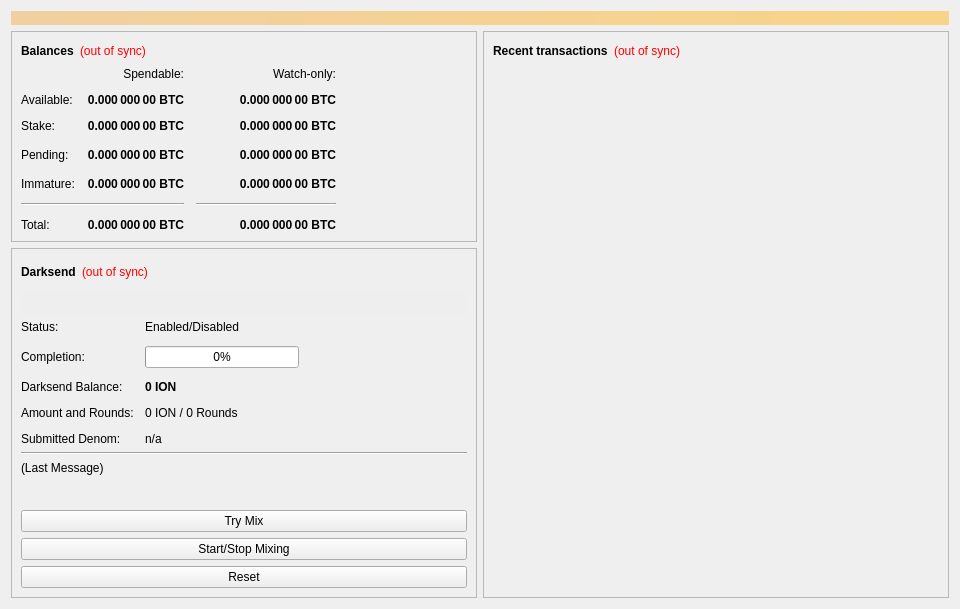
The window that src/qt/forms/overviewpage.ui (ionomy/ion_deprecated2) describes before a commit, drawn with Qt 5.
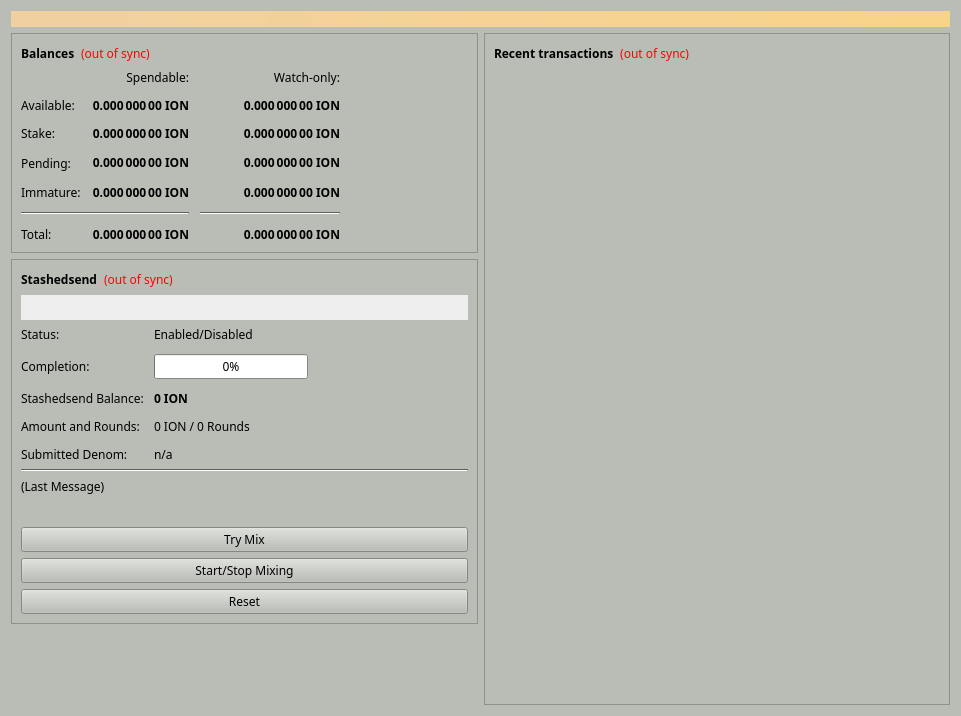
The same window after the commit.

What changed in the file:
```diff
--- a/src/qt/forms/overviewpage.ui
+++ b/src/qt/forms/overviewpage.ui
@@ -6,8 +6,8 @@
    <rect>
     <x>0</x>
     <y>0</y>
-    <width>960</width>
-    <height>594</height>
+    <width>961</width>
+    <height>716</height>
    </rect>
   </property>
   <property name="minimumSize">
@@ -16,6 +16,426 @@
     <height>0</height>
    </size>
   </property>
+  <property name="palette">
+   <palette>
+    <active>
+     <colorrole role="WindowText">
+      <brush brushstyle="SolidPattern">
+       <color alpha="255">
+        <red>0</red>
+        <green>0</green>
+        <blue>0</blue>
+       </color>
+      </brush>
+     </colorrole>
+     <colorrole role="Button">
+      <brush brushstyle="SolidPattern">
+       <color alpha="255">
+        <red>186</red>
+        <green>189</green>
+        <blue>182</blue>
+       </color>
+      </brush>
+     </colorrole>
+     <colorrole role="Light">
+      <brush brushstyle="SolidPattern">
+       <color alpha="255">
+        <red>255</red>
+        <green>255</green>
+        <blue>255</blue>
+       </color>
+      </brush>
+     </colorrole>
+     <colorrole role="Midlight">
+      <brush brushstyle="SolidPattern">
+       <color alpha="255">
+        <red>220</red>
+        <green>222</green>
+        <blue>218</blue>
+       </color>
+      </brush>
+     </colorrole>
+     <colorrole role="Dark">
+      <brush brushstyle="SolidPattern">
+       <color alpha="255">
+        <red>93</red>
+        <green>94</green>
+        <blue>91</blue>
+       </color>
+      </brush>
+     </colorrole>
+     <colorrole role="Mid">
+      <brush brushstyle="SolidPattern">
+       <color alpha="255">
+        <red>124</red>
+        <green>126</green>
+        <blue>121</blue>
+       </color>
+      </brush>
+     </colorrole>
+     <colorrole role="Text">
+      <brush brushstyle="SolidPattern">
+       <color alpha="255">
+        <red>0</red>
+        <green>0</green>
+        <blue>0</blue>
+       </color>
+      </brush>
+     </colorrole>
+     <colorrole role="BrightText">
+      <brush brushstyle="SolidPattern">
+       <color alpha="255">
+        <red>255</red>
+        <green>255</green>
+        <blue>255</blue>
+       </color>
+      </brush>
+     </colorrole>
+     <colorrole role="ButtonText">
+      <brush brushstyle="SolidPattern">
+       <color alpha="255">
+        <red>0</red>
+        <green>0</green>
+        <blue>0</blue>
+       </color>
+      </brush>
+     </colorrole>
+     <colorrole role="Base">
+      <brush brushstyle="SolidPattern">
+       <color alpha="255">
+        <red>255</red>
+        <green>255</green>
+        <blue>255</blue>
+       </color>
+      </brush>
+     </colorrole>
+     <colorrole role="Window">
+      <brush brushstyle="SolidPattern">
+       <color alpha="255">
+        <red>186</red>
+        <green>189</green>
+        <blue>182</blue>
+       </color>
+      </brush>
+     </colorrole>
+     <colorrole role="Shadow">
+      <brush brushstyle="SolidPattern">
+       <color alpha="255">
+        <red>0</red>
+        <green>0</green>
+        <blue>0</blue>
+       </color>
+      </brush>
+     </colorrole>
+     <colorrole role="AlternateBase">
+      <brush brushstyle="SolidPattern">
+       <color alpha="255">
+        <red>220</red>
+        <green>222</green>
+        <blue>218</blue>
+       </color>
+      </brush>
+     </colorrole>
+     <colorrole role="ToolTipBase">
+      <brush brushstyle="SolidPattern">
+       <color alpha="255">
+        <red>255</red>
+        <green>255</green>
+        <blue>220</blue>
+       </color>
+      </brush>
+     </colorrole>
+     <colorrole role="ToolTipText">
+      <brush brushstyle="SolidPattern">
+       <color alpha="255">
+        <red>0</red>
+        <green>0</green>
+        <blue>0</blue>
+       </color>
+      </brush>
+     </colorrole>
+    </active>
+    <inactive>
+     <colorrole role="WindowText">
+      <brush brushstyle="SolidPattern">
+       <color alpha="255">
+        <red>0</red>
+        <green>0</green>
+        <blue>0</blue>
+       </color>
+      </brush>
+     </colorrole>
+     <colorrole role="Button">
+      <brush brushstyle="SolidPattern">
+       <color alpha="255">
+        <red>186</red>
+        <green>189</green>
+        <blue>182</blue>
+       </color>
+      </brush>
+     </colorrole>
+     <colorrole role="Light">
+      <brush brushstyle="SolidPattern">
+       <color alpha="255">
+        <red>255</red>
+        <green>255</green>
+        <blue>255</blue>
+       </color>
+      </brush>
+     </colorrole>
+     <colorrole role="Midlight">
+      <brush brushstyle="SolidPattern">
+       <color alpha="255">
+        <red>220</red>
+        <green>222</green>
+        <blue>218</blue>
+       </color>
+      </brush>
+     </colorrole>
+     <colorrole role="Dark">
+      <brush brushstyle="SolidPattern">
+       <color alpha="255">
+        <red>93</red>
+        <green>94</green>
+        <blue>91</blue>
+       </color>
+      </brush>
+     </colorrole>
+     <colorrole role="Mid">
+      <brush brushstyle="SolidPattern">
+       <color alpha="255">
+        <red>124</red>
+        <green>126</green>
+        <blue>121</blue>
+       </color>
+      </brush>
+     </colorrole>
+     <colorrole role="Text">
+      <brush brushstyle="SolidPattern">
+       <color alpha="255">
+        <red>0</red>
+        <green>0</green>
+        <blue>0</blue>
+       </color>
+      </brush>
+     </colorrole>
+     <colorrole role="BrightText">
+      <brush brushstyle="SolidPattern">
+       <color alpha="255">
+        <red>255</red>
+        <green>255</green>
+        <blue>255</blue>
+       </color>
+      </brush>
+     </colorrole>
+     <colorrole role="ButtonText">
+      <brush brushstyle="SolidPattern">
+       <color alpha="255">
+        <red>0</red>
+        <green>0</green>
+        <blue>0</blue>
+       </color>
+      </brush>
+     </colorrole>
+     <colorrole role="Base">
+      <brush brushstyle="SolidPattern">
+       <color alpha="255">
+        <red>255</red>
+        <green>255</green>
+        <blue>255</blue>
+       </color>
+      </brush>
+     </colorrole>
+     <colorrole role="Window">
+      <brush brushstyle="SolidPattern">
+       <color alpha="255">
+        <red>186</red>
+        <green>189</green>
+        <blue>182</blue>
+       </color>
+      </brush>
+     </colorrole>
+     <colorrole role="Shadow">
+      <brush brushstyle="SolidPattern">
+       <color alpha="255">
+        <red>0</red>
+        <green>0</green>
+        <blue>0</blue>
+       </color>
+      </brush>
+     </colorrole>
+     <colorrole role="AlternateBase">
+      <brush brushstyle="SolidPattern">
+       <color alpha="255">
+        <red>220</red>
+        <green>222</green>
+        <blue>218</blue>
+       </color>
+      </brush>
+     </colorrole>
+     <colorrole role="ToolTipBase">
+      <brush brushstyle="SolidPattern">
+       <color alpha="255">
+        <red>255</red>
+        <green>255</green>
+        <blue>220</blue>
+       </color>
+      </brush>
+     </colorrole>
+     <colorrole role="ToolTipText">
+      <brush brushstyle="SolidPattern">
+       <color alpha="255">
+        <red>0</red>
+        <green>0</green>
+        <blue>0</blue>
+       </color>
+      </brush>
+     </colorrole>
+    </inactive>
+    <disabled>
+     <colorrole role="WindowText">
+      <brush brushstyle="SolidPattern">
+       <color alpha="255">
+        <red>93</red>
+        <green>94</green>
+        <blue>91</blue>
+       </color>
+      </brush>
+     </colorrole>
+     <colorrole role="Button">
+      <brush brushstyle="SolidPattern">
+       <color alpha="255">
+        <red>186</red>
+        <green>189</green>
+        <blue>182</blue>
+       </color>
+      </brush>
+     </colorrole>
+     <colorrole role="Light">
+      <brush brushstyle="SolidPattern">
+       <color alpha="255">
+        <red>255</red>
+        <green>255</green>
+        <blue>255</blue>
+       </color>
+      </brush>
+     </colorrole>
+     <colorrole role="Midlight">
+      <brush brushstyle="SolidPattern">
+       <color alpha="255">
+        <red>220</red>
+        <green>222</green>
+        <blue>218</blue>
+       </color>
+      </brush>
+     </colorrole>
+     <colorrole role="Dark">
+      <brush brushstyle="SolidPattern">
+       <color alpha="255">
+        <red>93</red>
+        <green>94</green>
+        <blue>91</blue>
+       </color>
+      </brush>
+     </colorrole>
+     <colorrole role="Mid">
+      <brush brushstyle="SolidPattern">
+       <color alpha="255">
+        <red>124</red>
+        <green>126</green>
+        <blue>121</blue>
+       </color>
+      </brush>
+     </colorrole>
+     <colorrole role="Text">
+      <brush brushstyle="SolidPattern">
+       <color alpha="255">
+        <red>93</red>
+        <green>94</green>
+        <blue>91</blue>
+       </color>
+      </brush>
+     </colorrole>
+     <colorrole role="BrightText">
+      <brush brushstyle="SolidPattern">
+       <color alpha="255">
+        <red>255</red>
+        <green>255</green>
+        <blue>255</blue>
+       </color>
+      </brush>
+     </colorrole>
+     <colorrole role="ButtonText">
+      <brush brushstyle="SolidPattern">
+       <color alpha="255">
+        <red>93</red>
+        <green>94</green>
+        <blue>91</blue>
+       </color>
+      </brush>
+     </colorrole>
+     <colorrole role="Base">
+      <brush brushstyle="SolidPattern">
+       <color alpha="255">
+        <red>186</red>
+        <green>189</green>
+        <blue>182</blue>
+       </color>
+      </brush>
+     </colorrole>
+     <colorrole role="Window">
+      <brush brushstyle="SolidPattern">
+       <color alpha="255">
+        <red>186</red>
+        <green>189</green>
+        <blue>182</blue>
+       </color>
+      </brush>
+     </colorrole>
+     <colorrole role="Shadow">
+      <brush brushstyle="SolidPattern">
+       <color alpha="255">
+        <red>0</red>
+        <green>0</green>
+        <blue>0</blue>
+       </color>
+      </brush>
+     </colorrole>
+     <colorrole role="AlternateBase">
+      <brush brushstyle="SolidPattern">
+       <color alpha="255">
+        <red>186</red>
+        <green>189</green>
+        <blue>182</blue>
+       </color>
+      </brush>
+     </colorrole>
+     <colorrole role="ToolTipBase">
+      <brush brushstyle="SolidPattern">
+       <color alpha="255">
+        <red>255</red>
+        <green>255</green>
+        <blue>220</blue>
+       </color>
+      </brush>
+     </colorrole>
+     <colorrole role="ToolTipText">
+      <brush brushstyle="SolidPattern">
+       <color alpha="255">
+        <red>0</red>
+        <green>0</green>
+        <blue>0</blue>
+       </color>
+      </brush>
+     </colorrole>
+    </disabled>
+   </palette>
+  </property>
+  <property name="font">
+   <font>
+    <family>Sawasdee</family>
+   </font>
+  </property>
   <property name="windowTitle">
    <string>Form</string>
   </property>
@@ -101,7 +521,7 @@
           <item>
            <layout class="QGridLayout" name="gridLayout">
             <property name="spacing">
-             <number>12</number>
+             <number>11</number>
             </property>
             <item row="3" column="2">
              <widget class="QLabel" name="labelWatchPending">
@@ -118,7 +538,7 @@
                <string>Unconfirmed transactions to watch-only addresses</string>
               </property>
               <property name="text">
-               <string notr="true">0.000 000 00 BTC</string>
+               <string notr="true">0.000 000 00 ION</string>
               </property>
               <property name="alignment">
                <set>Qt::AlignRight|Qt::AlignTrailing|Qt::AlignVCenter</set>
@@ -143,7 +563,7 @@
                <string>Total of transactions that have yet to be confirmed, and do not yet count toward the spendable balance</string>
               </property>
               <property name="text">
-               <string notr="true">0.000 000 00 BTC</string>
+               <string notr="true">0.000 000 00 ION</string>
               </property>
               <property name="alignment">
                <set>Qt::AlignRight|Qt::AlignTrailing|Qt::AlignVCenter</set>
@@ -168,7 +588,7 @@
                <string>Mined balance in watch-only addresses that has not yet matured</string>
               </property>
               <property name="text">
-               <string notr="true">0.000 000 00 BTC</string>
+               <string notr="true">0.000 000 00 ION</string>
               </property>
               <property name="alignment">
                <set>Qt::AlignRight|Qt::AlignTrailing|Qt::AlignVCenter</set>
@@ -226,7 +646,7 @@
                <string>Mined balance that has not yet matured</string>
               </property>
               <property name="text">
-               <string notr="true">0.000 000 00 BTC</string>
+               <string notr="true">0.000 000 00 ION</string>
               </property>
               <property name="alignment">
                <set>Qt::AlignRight|Qt::AlignTrailing|Qt::AlignVCenter</set>
@@ -271,7 +691,7 @@
                <string>Your current total balance</string>
               </property>
               <property name="text">
-               <string notr="true">0.000 000 00 BTC</string>
+               <string notr="true">0.000 000 00 ION</string>
               </property>
               <property name="alignment">
                <set>Qt::AlignRight|Qt::AlignTrailing|Qt::AlignVCenter</set>
@@ -296,7 +716,7 @@
                <string>Current total balance in watch-only addresses</string>
               </property>
               <property name="text">
-               <string notr="true">0.000 000 00 BTC</string>
+               <string notr="true">0.000 000 00 ION</string>
               </property>
               <property name="alignment">
                <set>Qt::AlignRight|Qt::AlignTrailing|Qt::AlignVCenter</set>
@@ -338,7 +758,7 @@
                <string>Your current spendable balance</string>
               </property>
               <property name="text">
-               <string notr="true">0.000 000 00 BTC</string>
+               <string notr="true">0.000 000 00 ION</string>
               </property>
               <property name="alignment">
                <set>Qt::AlignRight|Qt::AlignTrailing|Qt::AlignVCenter</set>
@@ -370,7 +790,7 @@
                <string>Total of coins that was staked, and do not yet count toward the current balance</string>
               </property>
               <property name="text">
-               <string notr="true">0.000 000 00 BTC</string>
+               <string notr="true">0.000 000 00 ION</string>
               </property>
               <property name="alignment">
                <set>Qt::AlignRight|Qt::AlignTrailing|Qt::AlignVCenter</set>
@@ -395,7 +815,7 @@
                <string>Total of coins that was staked in watch-only addresses, and do not yet count toward the current watch-only balance</string>
               </property>
               <property name="text">
-               <string notr="true">0.000 000 00 BTC</string>
+               <string notr="true">0.000 000 00 ION</string>
               </property>
               <property name="alignment">
                <set>Qt::AlignRight|Qt::AlignTrailing|Qt::AlignVCenter</set>
@@ -420,7 +840,7 @@
                <string>Your current balance in watch-only addresses</string>
               </property>
               <property name="text">
-               <string notr="true">0.000 000 00 BTC</string>
+               <string notr="true">0.000 000 00 ION</string>
               </property>
               <property name="alignment">
                <set>Qt::AlignRight|Qt::AlignTrailing|Qt::AlignVCenter</set>
@@ -487,7 +907,7 @@
                </font>
               </property>
               <property name="text">
-               <string>Darksend</string>
+               <string>Stashedsend</string>
               </property>
              </widget>
             </item>
@@ -959,10 +1379,10 @@
              <enum>QFormLayout::AllNonFixedFieldsGrow</enum>
             </property>
             <property name="horizontalSpacing">
-             <number>11</number>
+             <number>10</number>
             </property>
             <property name="verticalSpacing">
-             <number>12</number>
+             <number>11</number>
             </property>
             <item row="0" column="0">
              <widget class="QLabel" name="label_6">
@@ -994,7 +1414,7 @@
             <item row="3" column="0">
              <widget class="QLabel" name="labelAnonymizedText">
               <property name="text">
-               <string>Darksend Balance:</string>
+               <string>Stashedsend Balance:</string>
               </property>
              </widget>
             </item>
```
Left out of the diff: 20 changed lines with no effect on the pictures.
